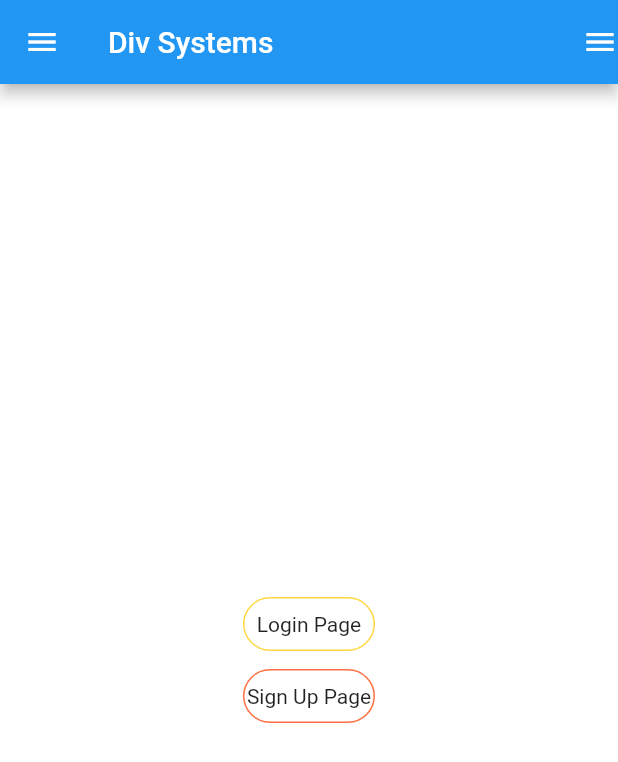
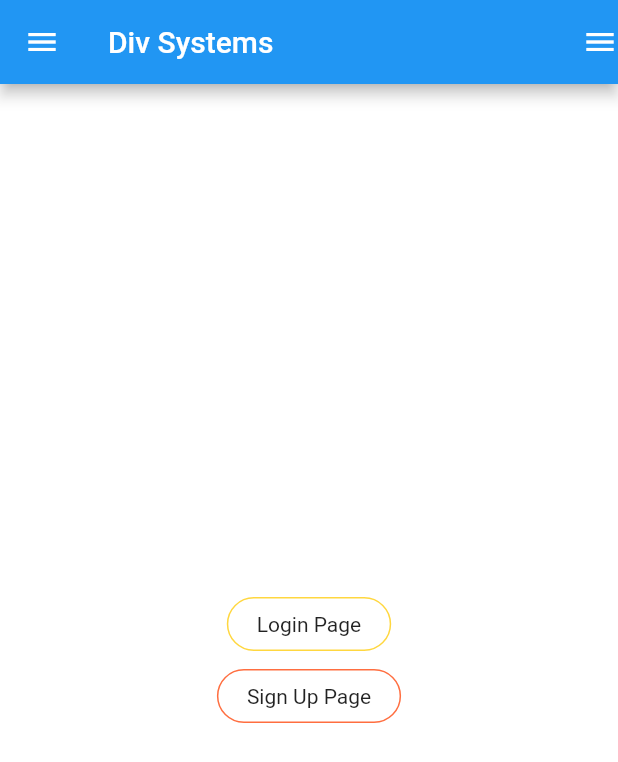
Before and after one commit to Gamer477/divtask1, a Flutter app: the screen it shows after launch, on a phone screen of 412 x 824 dp. Shown: the top 762 px of the screen. Run offline on Flutter 3.47's test engine with Material 2 defaults, Android fonts, the phone set to English and light mode, and no system bars.

Commit message:
updated one

```diff
--- a/lib/commonButton.dart
+++ b/lib/commonButton.dart
@@ -10,6 +10,7 @@ final Color borderColor;
   Widget build(BuildContext context) {
     return Container(
       child: RawMaterialButton(
+        padding: EdgeInsets.symmetric(horizontal: 20.0),
         onPressed:
           onpressfun
         ,
```
Also changed, not shown: 1 other file.
